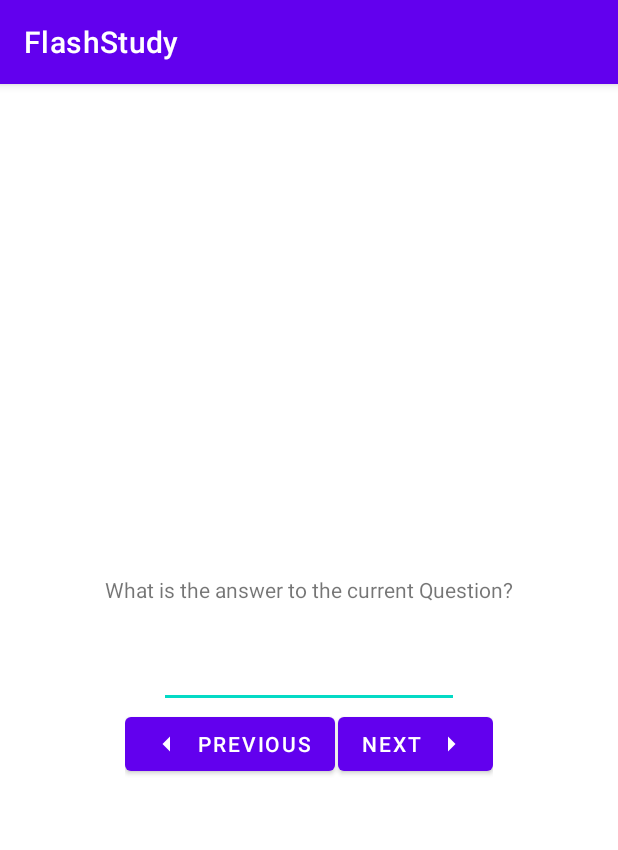
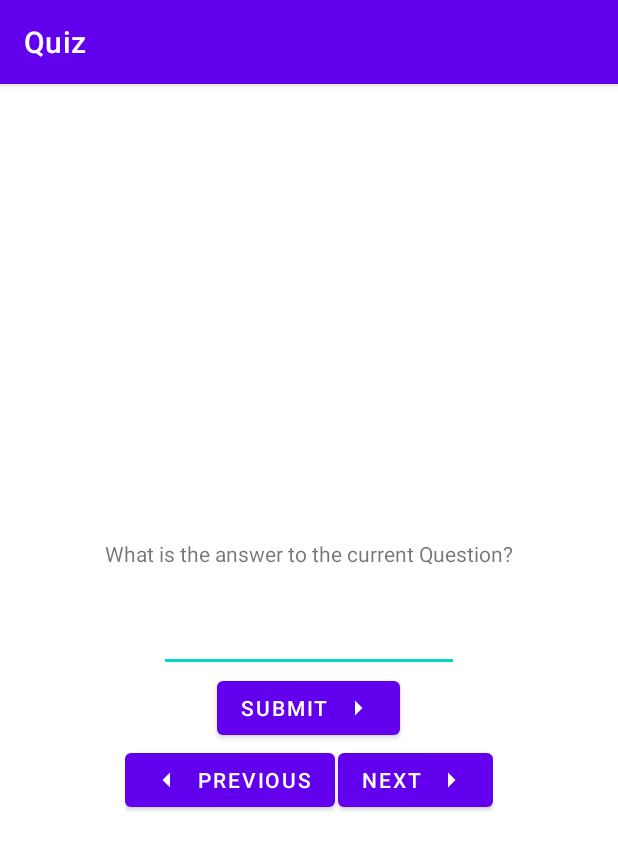
Before and after one commit to csc567-final-project/FlashStudy, an Android app: the FlashCardSetActivity screen opened directly, with no data from a screen before it, after a tap on "QUIZ ME!", on a phone screen of 412 x 824 dp. Shown: the top 850 px of the screen. Run offline under Robolectric (Android 15) with nearby library versions, the phone set to English and light mode, and no system bars.

Commit message:
change title of flash card set/quiz page

```diff
--- a/app/src/main/java/com/csc567/android/flashstudy/FlashCardSetActivity.kt
+++ b/app/src/main/java/com/csc567/android/flashstudy/FlashCardSetActivity.kt
@@ -14,6 +14,7 @@ class FlashCardSetActivity : AppCompatActivity() {
     override fun onCreate(savedInstanceState: Bundle?) {
         super.onCreate(savedInstanceState)
         setContentView(R.layout.activity_flash_card_set)
+        title = "Flash Card Set"
 
         val cards = getDummyData(10)
 
--- a/app/src/main/java/com/csc567/android/flashstudy/QuizActivity.kt
+++ b/app/src/main/java/com/csc567/android/flashstudy/QuizActivity.kt
@@ -7,5 +7,7 @@ class QuizActivity : AppCompatActivity() {
     override fun onCreate(savedInstanceState: Bundle?) {
         super.onCreate(savedInstanceState)
         setContentView(R.layout.activity_quiz)
+
+        title = "Quiz"
     }
 }
--- a/app/src/main/res/layout/activity_quiz.xml
+++ b/app/src/main/res/layout/activity_quiz.xml
@@ -23,6 +23,14 @@
             android:id="@+id/answer_input"
             android:layout_width="200dp"
             android:layout_height="wrap_content"/>
+
+        <Button
+            android:id="@+id/submit_button"
+            android:layout_width="wrap_content"
+            android:layout_height="wrap_content"
+            android:text="@string/submit_button"
+            android:drawableEnd="@drawable/arrow_right"
+            android:drawablePadding="4dp" />
 
         <LinearLayout
             android:layout_width="wrap_content"
--- a/app/src/main/res/values/strings.xml
+++ b/app/src/main/res/values/strings.xml
@@ -3,6 +3,7 @@
     <string name="next_button">Next</string>
     <string name="previous_button">Previous</string>
     <string name="quiz_button">Quiz Me!</string>
+    <string name="submit_button">Submit</string>
 
     <string-array name="flash_card_sets">
         <item>Exam 1</item>
```
